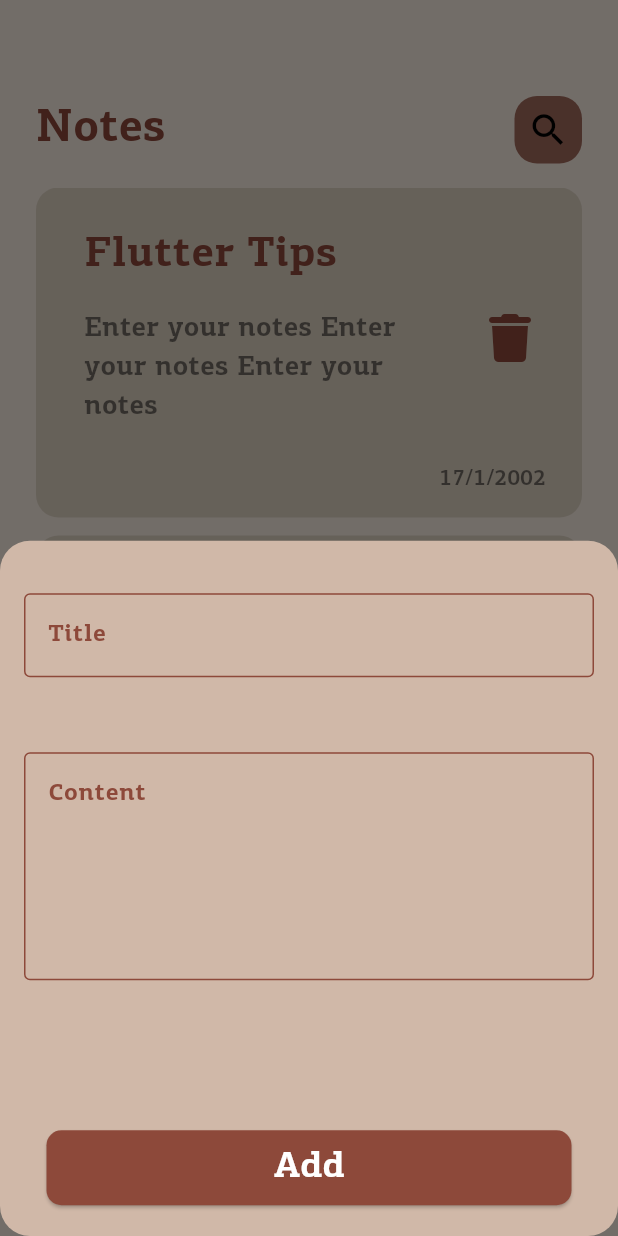
After one commit to AhmedMaged1722/notes_app, a Flutter app: the screen it shows after launch, after a tap on the "add" icon, on a phone screen of 412 x 824 dp. The commit adds this screen. Run offline on Flutter 3.47's test engine with Material 3 defaults, Android fonts, the phone set to English and light mode, and no system bars; our stand-ins replace font_awesome_flutter, hive, hive_flutter; accounts and stored records are empty.

Commit message:
take input

```diff
--- /dev/null
+++ b/lib/Views/widgets/add_note_form_state.dart
@@ -0,0 +1,80 @@
+import 'package:flutter/material.dart';
+import 'package:notes_app/Views/widgets/custom_text_filed.dart';
+import 'package:notes_app/constans/const.dart';
+
+class AddNoteFormState extends StatefulWidget {
+  const AddNoteFormState({
+    super.key,
+  });
+
+  @override
+  State<AddNoteFormState> createState() => _AddNoteFormStateState();
+}
+
+class _AddNoteFormStateState extends State<AddNoteFormState> {
+  final GlobalKey<FormState> formKey = GlobalKey();
+  AutovalidateMode autovalidateMode = AutovalidateMode.disabled;
+  String? title, subTitle;
+  @override
+  Widget build(BuildContext context) {
+    return Form(
+      key: formKey,
+      autovalidateMode: autovalidateMode,
+      child: Column(
+        children: [
+          const SizedBox(
+            height: 35,
+          ),
+          CustomTextFiled(
+            onSaved: (value) {
+              title = value;
+            },
+            hintText: 'Title',
+            maxLines: 1,
+          ),
+          const SizedBox(
+            height: 50,
+          ),
+          CustomTextFiled(
+            onSaved: (value) {
+              subTitle = value;
+            },
+            hintText: 'Content',
+            maxLines: 5,
+          ),
+          const SizedBox(
+            height: 100,
+          ),
+          ElevatedButton(
+            onPressed: () {
+              if (formKey.currentState!.validate()) {
+                formKey.currentState!.save();
+              } else {
+                autovalidateMode = AutovalidateMode.always;
+              }
+              setState(() {});
+            },
+            style: ElevatedButton.styleFrom(
+              fixedSize: const Size(350, 50),
+              foregroundColor: kColor1,
+              backgroundColor: kColor4,
+              shape: RoundedRectangleBorder(
+                borderRadius: BorderRadius.circular(10),
+              ),
+            ),
+            child: const Text(
+              'Add',
+              style: TextStyle(
+                color: Colors.white,
+                fontSize: 24,
+              ),
+            ),
+          ),
+          const SizedBox(
+            height: 35,
+          ),
+        ],
+      ),
+    );
+  }
+}
--- a/lib/Views/widgets/custom_text_filed.dart
+++ b/lib/Views/widgets/custom_text_filed.dart
@@ -3,9 +3,13 @@ import 'package:notes_app/constans/const.dart';
 
 class CustomTextFiled extends StatelessWidget {
   const CustomTextFiled(
-      {super.key, required this.hintText, required this.maxLines});
+      {super.key,
+      required this.hintText,
+      required this.maxLines,
+      this.onSaved});
   final String hintText;
   final int maxLines;
+  final void Function(String?)? onSaved;
 
   @override
   Widget build(BuildContext context) {
@@ -14,9 +18,17 @@ class CustomTextFiled extends StatelessWidget {
         color: kColor4,
       ),
     );
-    return TextField(
+    return TextFormField(
+      onSaved: onSaved,
+      validator: (value) {
+        if (value?.isEmpty ?? true) {
+          return 'Field is required';
+        } else {
+          return null;
+        }
+      },
       maxLines: maxLines,
-      cursorColor: kBlack,
+      cursorColor: kColor4,
       style: const TextStyle(
         color: kColor4,
       ),
--- a/lib/main.dart
+++ b/lib/main.dart
@@ -4,7 +4,8 @@ import 'package:notes_app/Views/notes_view.dart';
 import 'package:notes_app/constans/const.dart';
 
 void main() async {
-  Hive.initFlutter;
+  // ignore: await_only_futures
+  await Hive.initFlutter();
   await Hive.openBox(kNotesBox);
   runApp(const MyApp());
 }
```
Also changed, not shown: lib/Views/widgets/add_note.dart (+4 -48 lines).
